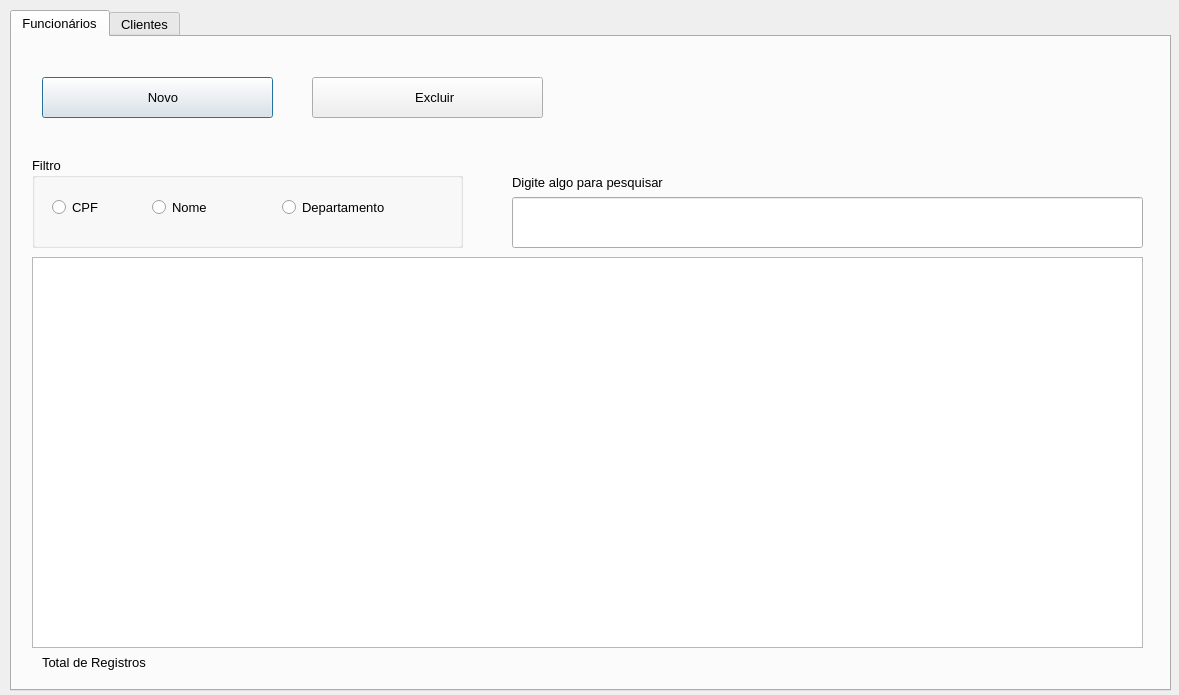
This is projeto_EE_2022_1/telaprincipal.ui in MariaZBP/projeto_Qt as Qt 5 draws it before an edit. The edited form follows.
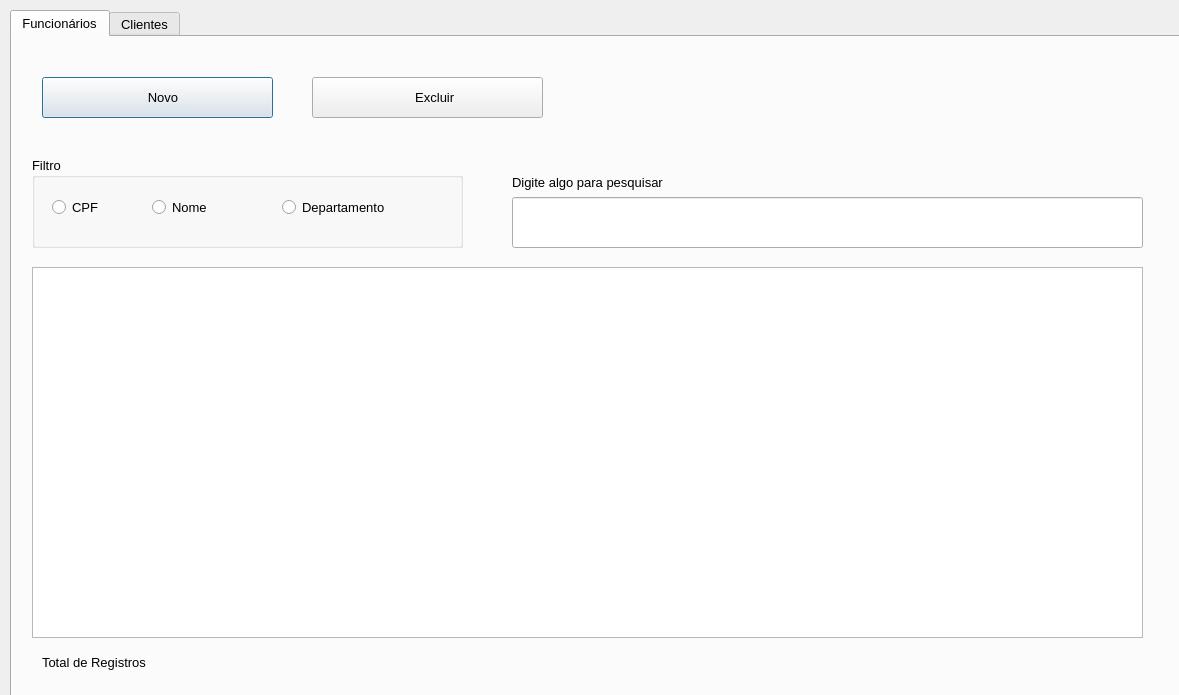
This is the edited form. Icons and pictures are not drawn.

Commit message: Configuração da tableWidgetFuncionarios

```diff
--- a/projeto_EE_2022_1/telaprincipal.ui
+++ b/projeto_EE_2022_1/telaprincipal.ui
@@ -18,8 +18,8 @@
     <rect>
      <x>10</x>
      <y>10</y>
-     <width>1161</width>
-     <height>681</height>
+     <width>1201</width>
+     <height>721</height>
     </rect>
    </property>
    <property name="font">
@@ -114,9 +114,9 @@
      <property name="geometry">
       <rect>
        <x>20</x>
-       <y>220</y>
+       <y>230</y>
        <width>1111</width>
-       <height>391</height>
+       <height>371</height>
       </rect>
      </property>
     </widget>
```
The commit also changes 2 other files.
